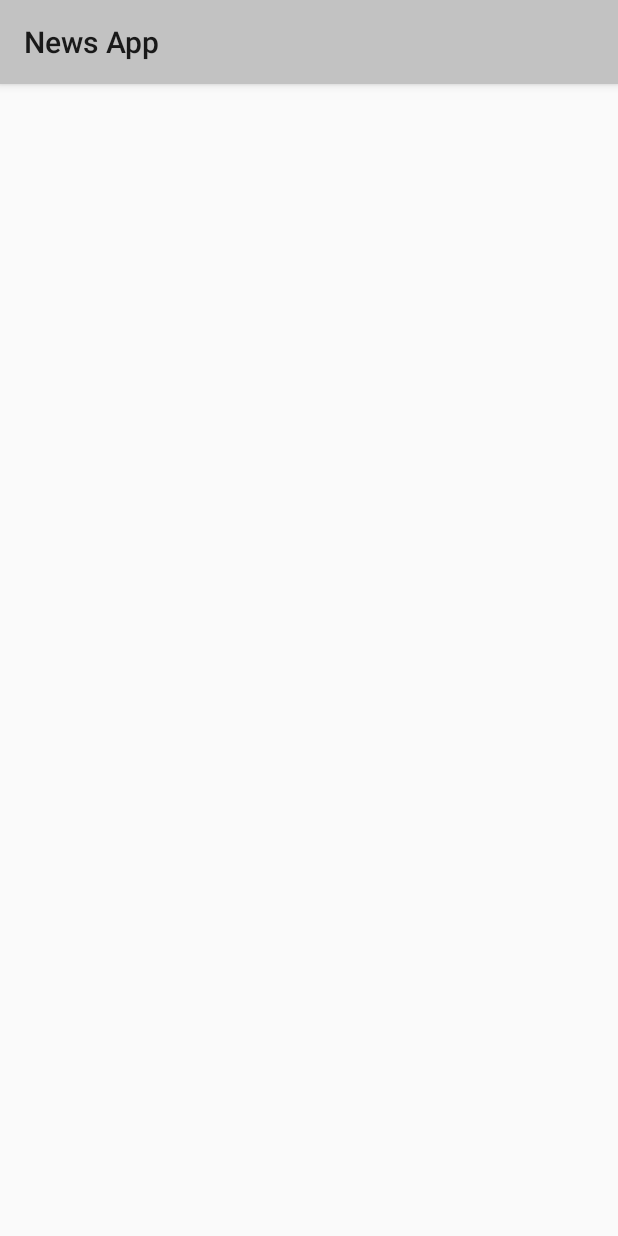
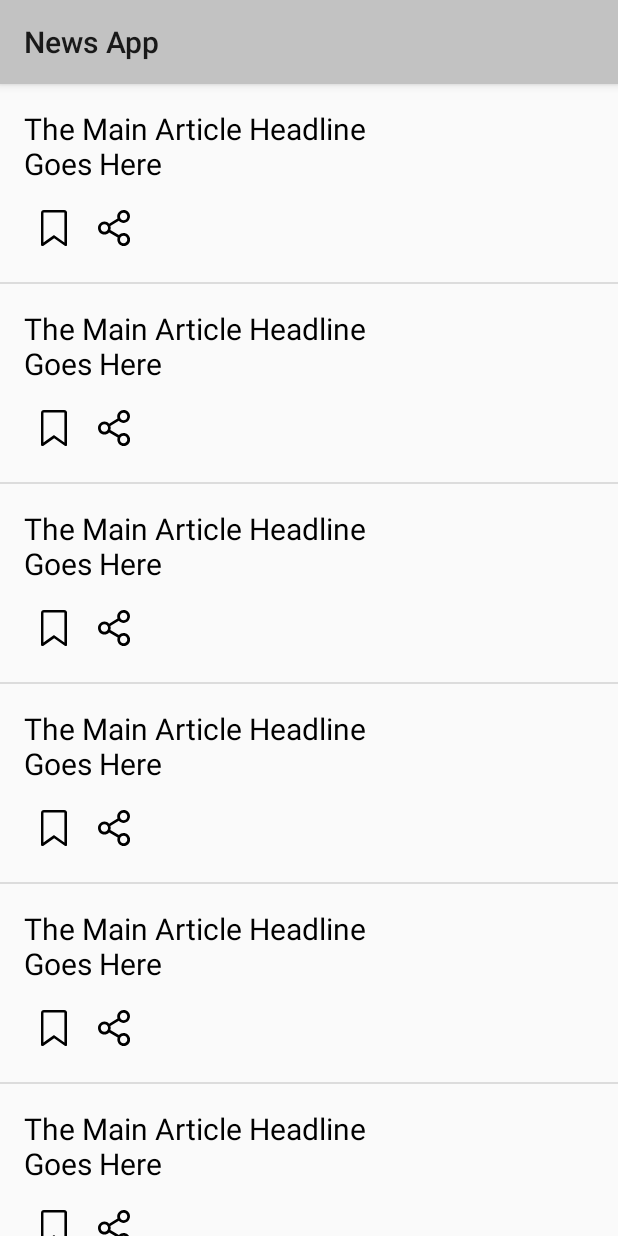
Before and after one commit to danieldogeanu/NewsApp, an Android app: the screen it shows after launch (NewsActivity), on a phone screen of 412 x 824 dp. Run offline under Robolectric (Android 15) with nearby library versions, the phone set to English and light mode, and no system bars.

```diff
--- a/app/src/main/java/com/danieldogeanu/android/newsapp/NewsActivity.java
+++ b/app/src/main/java/com/danieldogeanu/android/newsapp/NewsActivity.java
@@ -1,7 +1,10 @@
 package com.danieldogeanu.android.newsapp;
 
+import android.os.Bundle;
 import android.support.v7.app.AppCompatActivity;
-import android.os.Bundle;
+import android.widget.ListView;
+
+import java.util.ArrayList;
 
 public class NewsActivity extends AppCompatActivity {
 
@@ -9,5 +12,15 @@ public class NewsActivity extends AppCompatActivity {
     protected void onCreate(Bundle savedInstanceState) {
         super.onCreate(savedInstanceState);
         setContentView(R.layout.activity_news);
+
+        ArrayList<Article> articles = new ArrayList<>();
+        String placeholderHeadline = getString(R.string.placeholder_headline);
+        for (int i = 0; i < 10; i++) {
+            articles.add(new Article(placeholderHeadline, ""));
+        }
+
+        ListView listView = (ListView) findViewById(R.id.newsList);
+        ArticleAdapter adapter = new ArticleAdapter(this, articles);
+        listView.setAdapter(adapter);
     }
 }
```
